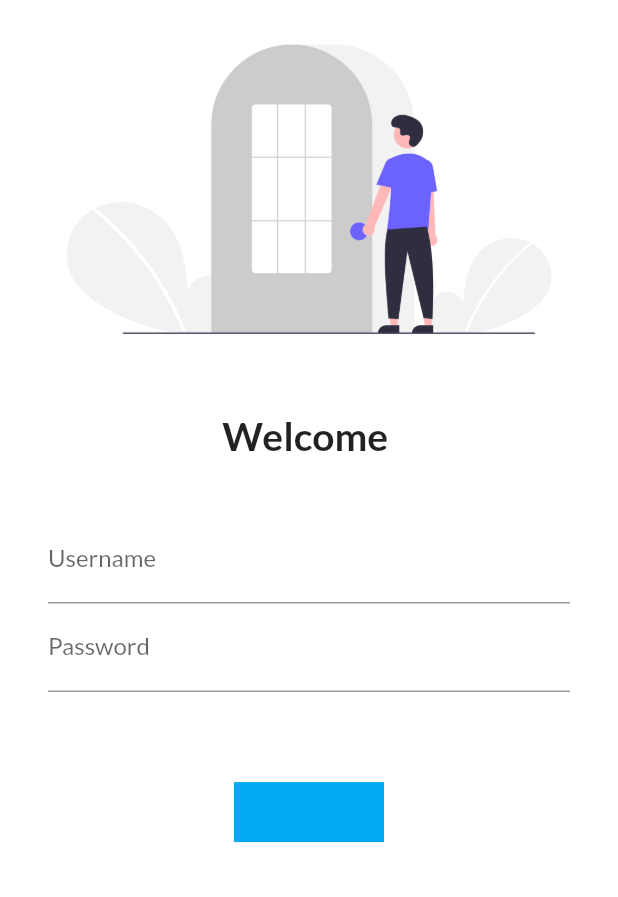
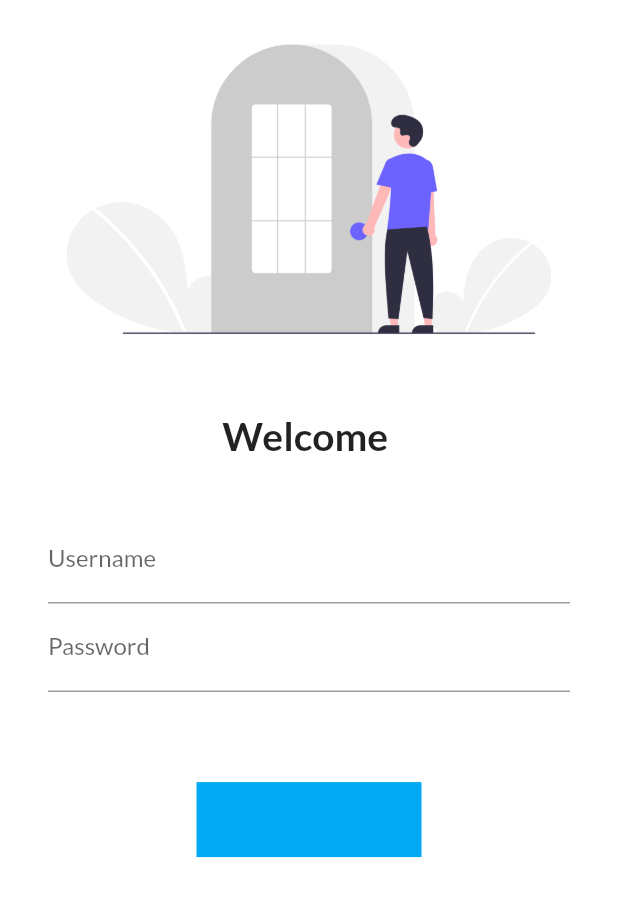
Before and after one commit to skanstar/Ready_5, a Flutter app: the screen it shows after launch, on a phone screen of 412 x 824 dp. Shown: the top 897 px of the screen. Run offline on Flutter 3.47's test engine with Material 2 defaults, Android fonts, the phone set to English and light mode, and no system bars; our stand-ins replace google_fonts.

```diff
--- a/lib/pages/login_page.dart
+++ b/lib/pages/login_page.dart
@@ -53,8 +53,8 @@ class _LoginPageState extends State<LoginPage> {
                     height: 60.0,
                   ),
                   Container(
-                    height: 40,
-                    width: 100,
+                    height: 50,
+                    width: 150,
                     color: Colors.lightBlue,
                   )
                   // ElevatedButton(
```
Also changed, not shown: 1 other file.
